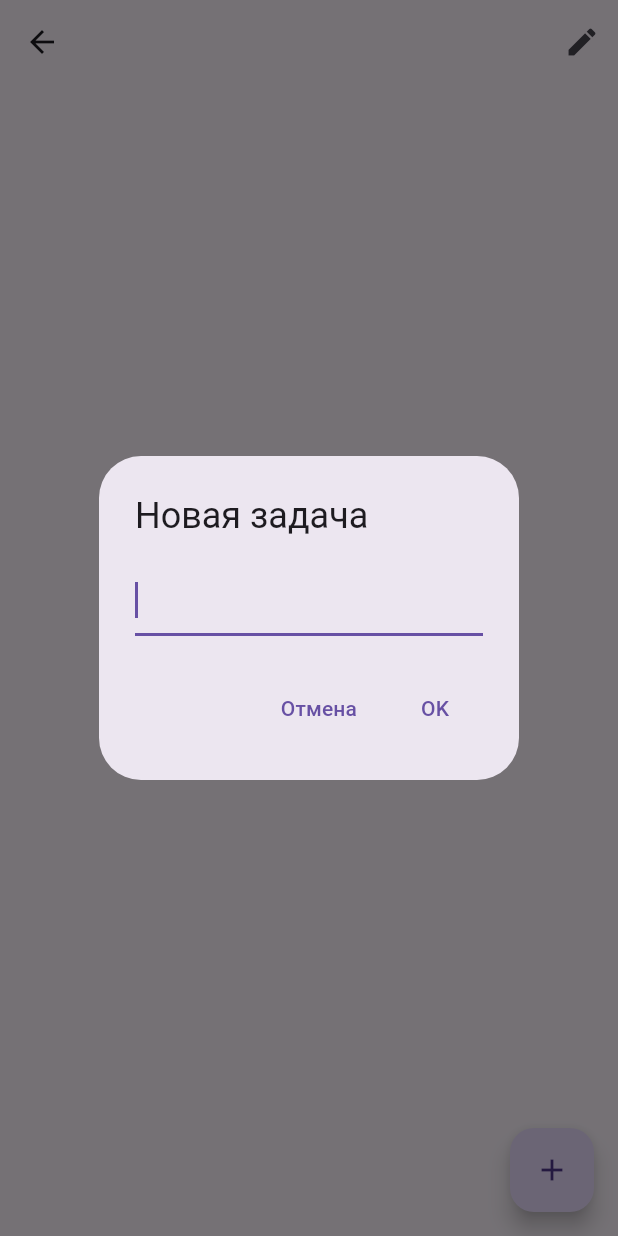
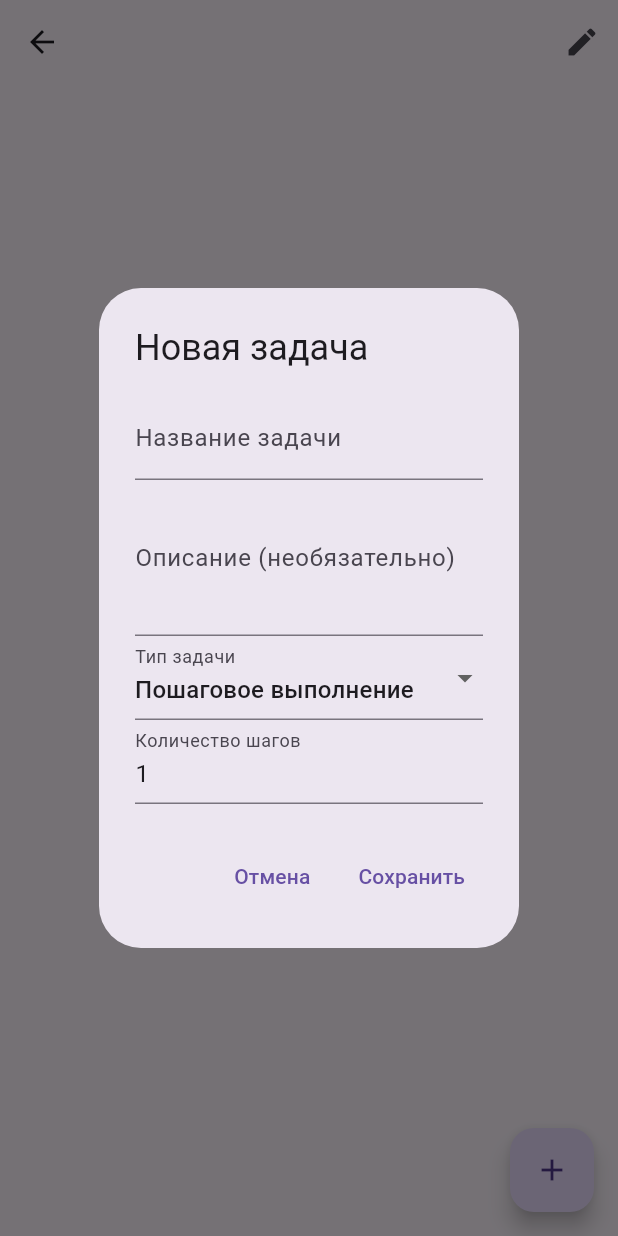
Before and after one commit to Vinillian/task_tracker, a Flutter app: the ProjectDetailScreen screen opened directly with empty values, after a tap on the "add" icon, on a phone screen of 412 x 824 dp. Run offline on Flutter 3.47's test engine with Material 3 defaults, Android fonts, the phone set to English and light mode, and no system bars; our stand-ins replace cloud_firestore, firebase_auth, firebase_core, hive, hive_flutter, share_plus; accounts and stored records are empty.

Commit message:
Add task cards enhancements: subtasks and checkboxes functionality

```diff
--- /dev/null
+++ b/lib/models/recurrence.dart
@@ -0,0 +1,74 @@
+import 'package:hive/hive.dart';
+
+part 'recurrence.g.dart';
+
+@HiveType(typeId: 5)
+class Recurrence {
+  @HiveField(0)
+  final RecurrenceType type;
+
+  @HiveField(1)
+  final int interval;
+
+  @HiveField(2)
+  final List<int> daysOfWeek;
+
+  Recurrence({
+    required this.type,
+    this.interval = 1,
+    this.daysOfWeek = const [],
+  });
+
+  Map<String, dynamic> toMap() {
+    return {
+      'type': type.toString(),
+      'interval': interval,
+      'daysOfWeek': daysOfWeek,
+    };
+  }
+
+  static Recurrence fromMap(Map<String, dynamic> data) {
+    return Recurrence(
+      type: RecurrenceType.fromString(data['type'] ?? 'daily'),
+      interval: data['interval'] ?? 1,
+      daysOfWeek: List<int>.from(data['daysOfWeek'] ?? []),
+    );
+  }
+
+  String get displayText {
+    switch (type) {
+      case RecurrenceType.daily:
+        return interval == 1 ? 'Ежедневно' : 'Каждые $interval дней';
+      case RecurrenceType.weekly:
+        return 'Еженедельно';
+      case RecurrenceType.monthly:
+        return interval == 1 ? 'Ежемесячно' : 'Каждые $interval месяцев';
+      case RecurrenceType.yearly:
+        return interval == 1 ? 'Ежегодно' : 'Каждые $interval лет';
+      case RecurrenceType.custom:
+        return 'По расписанию';
+    }
+  }
+}
+
+enum RecurrenceType {
+  daily,
+  weekly,
+  monthly,
+  yearly,
+  custom;
+
+  static RecurrenceType fromString(String value) {
+    switch (value) {
+      case 'daily': return RecurrenceType.daily;
+      case 'weekly': return RecurrenceType.weekly;
+      case 'monthly': return RecurrenceType.monthly;
+      case 'yearly': return RecurrenceType.yearly;
+      case 'custom': return RecurrenceType.custom;
+      default: return RecurrenceType.daily;
+    }
+  }
+
+  @override
+  String toString() => this.name;
+}
--- a/lib/models/task.dart
+++ b/lib/models/task.dart
@@ -1,5 +1,8 @@
 import 'subtask.dart';
 import 'package:hive/hive.dart';
+import 'task_type.dart';
+import 'recurrence.dart';
+
 part 'task.g.dart';
 
 @HiveType(typeId: 2)
@@ -16,14 +19,31 @@ class Task {
   @HiveField(3)
   final List<Subtask> subtasks;
 
-// ... остальной код ...
+  @HiveField(4)
+  final TaskType taskType;
 
+  @HiveField(5)
+  final Recurrence? recurrence;
+
+  @HiveField(6)
+  final DateTime? dueDate;
+
+  @HiveField(7)
+  final bool isCompleted;
+
+  @HiveField(8)
+  final String? description;
 
   Task({
     required this.name,
     this.completedSteps = 0,
     required this.totalSteps,
     List<Subtask>? subtasks,
+    this.taskType = TaskType.stepByStep,
+    this.recurrence,
+    this.dueDate,
+    this.isCompleted = false,
+    this.description,
   }) : subtasks = subtasks ?? [];
 
   Map<String, dynamic> toFirestore() {
@@ -32,6 +52,11 @@ class Task {
       'completedSteps': completedSteps,
       'totalSteps': totalSteps,
       'subtasks': subtasks.map((s) => s.toFirestore()).toList(),
+      'taskType': taskType.toString(),
+      'recurrence': recurrence?.toMap(),
+      'dueDate': dueDate?.toIso8601String(),
+      'isCompleted': isCompleted,
+      'description': description,
     };
   }
 
@@ -42,8 +67,16 @@ class Task {
       totalSteps: data['totalSteps'] ?? 1,
       subtasks: (data['subtasks'] as List<dynamic>?)
           ?.map((s) => Subtask.fromFirestore(s))
-          .toList() ??
-          [],
+          .toList() ?? [],
+      taskType: TaskType.fromString(data['taskType'] ?? 'stepByStep'),
+      recurrence: data['recurrence'] != null
+          ? Recurrence.fromMap(data['recurrence'])
+          : null,
+      dueDate: data['dueDate'] != null
+          ? DateTime.parse(data['dueDate'])
+          : null,
+      isCompleted: data['isCompleted'] ?? false,
+      description: data['description'],
     );
   }
 }
--- /dev/null
+++ b/lib/models/task_type.dart
@@ -0,0 +1,34 @@
+enum TaskType {
+  stepByStep,
+  checkbox;
+
+  static TaskType fromString(String value) {
+    switch (value) {
+      case 'stepByStep':
+        return TaskType.stepByStep;
+      case 'checkbox':
+        return TaskType.checkbox;
+      default:
+        return TaskType.stepByStep;
+    }
+  }
+
+  @override
+  String toString() {
+    switch (this) {
+      case TaskType.stepByStep:
+        return 'stepByStep';
+      case TaskType.checkbox:
+        return 'checkbox';
+    }
+  }
+
+  String get displayName {
+    switch (this) {
+      case TaskType.stepByStep:
+        return 'Пошаговое выполнение';
+      case TaskType.checkbox:
+        return 'Чекбокс';
+    }
+  }
+}
--- a/lib/repositories/local_repository.dart
+++ b/lib/repositories/local_repository.dart
@@ -47,6 +47,7 @@ class LocalRepository {
       if (!Hive.isAdapterRegistered(4)) {
         Hive.registerAdapter(ProgressHistoryAdapter());
       }
+
 
       // Открываем боксы
       _userBox = await Hive.openBox<AppUser>(_userBoxName);
--- a/lib/screens/project_detail_screen.dart
+++ b/lib/screens/project_detail_screen.dart
@@ -6,6 +6,7 @@ import '../services/firestore_service.dart';
 import '../services/task_service.dart';
 import '../widgets/dialogs.dart';
 import '../utils/progress_utils.dart';
+import '../widgets/task_edit_dialog.dart';
 
 class ProjectDetailScreen extends StatefulWidget {
   final Project project;
@@ -69,51 +70,36 @@ class _ProjectDetailScreenState extends State<ProjectDetailScreen> {
     }
   }
 
+  // В методе _addTask заменить вызов Dialogs.showTextInputDialog на:
   void _addTask() async {
-    final name = await Dialogs.showTextInputDialog(
+    final task = await showDialog<Task>(
       context: context,
-      title: 'Новая задача',
-      initialValue: '',
+      builder: (context) => TaskEditDialog(
+        onSave: (newTask) {
+          setState(() {
+            widget.project.tasks.add(newTask);
+          });
+          widget.onProjectUpdated(widget.project);
+        },
+      ),
     );
-    if (name != null && name.isNotEmpty) {
-      final steps = await Dialogs.showNumberInputDialog(
-        context: context,
-        title: 'Количество шагов для "$name"',
-        message: 'Введите общее количество шагов для задачи',
-      );
-
-      if (steps != null && steps > 0) {
-        setState(() {
-          widget.project.tasks.add(TaskService.createTask(name, steps));
-        });
-        widget.onProjectUpdated(widget.project);
-      }
-    }
   }
 
+  // В методе _editTask заменить вызов Dialogs.showTextInputDialog на:
   void _editTask(Task task) async {
-    final name = await Dialogs.showTextInputDialog(
+    final updatedTask = await showDialog<Task>(
       context: context,
-      title: 'Редактировать задачу',
-      initialValue: task.name,
+      builder: (context) => TaskEditDialog(
+        initialTask: task,
+        onSave: (newTask) {
+          setState(() {
+            final taskIndex = widget.project.tasks.indexOf(task);
+            widget.project.tasks[taskIndex] = newTask;
+          });
+          widget.onProjectUpdated(widget.project);
+        },
+      ),
     );
-
-    if (name != null && name.isNotEmpty) {
-      final steps = await Dialogs.showNumberInputDialog(
-        context: context,
-        title: 'Количество шагов для "$name"',
-        message: 'Текущее количество: ${task.totalSteps}',
-        initialValue: task.totalSteps.toString(),
-      );
-
-      if (steps != null && steps > 0) {
-        setState(() {
-          final taskIndex = widget.project.tasks.indexOf(task);
-          widget.project.tasks[taskIndex] = TaskService.updateTask(task, name, steps);
-        });
-        widget.onProjectUpdated(widget.project);
-      }
-    }
   }
 
   void _deleteTask(Task task) async {
--- a/lib/services/task_service.dart
+++ b/lib/services/task_service.dart
@@ -1,20 +1,42 @@
 import '../models/task.dart';
 import '../models/subtask.dart';
+import '../models/task_type.dart';
+import '../models/recurrence.dart';
 
 class TaskService {
-  static Task createTask(String name, int steps) =>
-      Task(name: name, totalSteps: steps, completedSteps: 0, subtasks: []);
+  static Task createTask({
+    required String name,
+    required int steps,
+    TaskType taskType = TaskType.stepByStep,
+    Recurrence? recurrence,
+    DateTime? dueDate,
+    String? description,
+  }) =>
+      Task(
+        name: name,
+        totalSteps: steps,
+        completedSteps: 0,
+        subtasks: [],
+        taskType: taskType,
+        recurrence: recurrence,
+        dueDate: dueDate,
+        description: description,
+      );
 
   static Subtask createSubtask(String name, int steps) =>
       Subtask(name: name, totalSteps: steps, completedSteps: 0);
 
-  // Вместо изменения существующего объекта, создаем новый
   static Task updateTask(Task oldTask, String name, int steps) {
     return Task(
       name: name,
       completedSteps: oldTask.completedSteps.clamp(0, steps),
       totalSteps: steps,
       subtasks: oldTask.subtasks,
+      taskType: oldTask.taskType,
+      recurrence: oldTask.recurrence,
+      dueDate: oldTask.dueDate,
+      isCompleted: oldTask.isCompleted,
+      description: oldTask.description,
     );
   }
 
@@ -26,17 +48,20 @@ class TaskService {
     );
   }
 
-  // Новый метод для добавления прогресса
   static Task addProgressToTask(Task task, int steps) {
     return Task(
       name: task.name,
       completedSteps: (task.completedSteps + steps).clamp(0, task.totalSteps),
       totalSteps: task.totalSteps,
       subtasks: task.subtasks,
+      taskType: task.taskType,
+      recurrence: task.recurrence,
+      dueDate: task.dueDate,
+      isCompleted: task.isCompleted,
+      description: task.description,
     );
   }
 
-  // Новый метод для добавления прогресса подзадачи
   static Subtask addProgressToSubtask(Subtask subtask, int steps) {
     return Subtask(
       name: subtask.name,
@@ -44,4 +69,18 @@ class TaskService {
       totalSteps: subtask.totalSteps,
     );
   }
+
+  static Task toggleTaskCompletion(Task task) {
+    return Task(
+      name: task.name,
+      completedSteps: task.completedSteps,
+      totalSteps: task.totalSteps,
+      subtasks: task.subtasks,
+      taskType: task.taskType,
+      recurrence: task.recurrence,
+      dueDate: task.dueDate,
+      isCompleted: !task.isCompleted,
+      description: task.description,
+    );
+  }
 }
--- /dev/null
+++ b/lib/widgets/task_edit_dialog.dart
@@ -0,0 +1,120 @@
+import 'package:flutter/material.dart';
+import '../models/task.dart';
+import '../models/task_type.dart';
+import '../models/recurrence.dart';
+
+class TaskEditDialog extends StatefulWidget {
+  final Task? initialTask;
+  final Function(Task) onSave;
+
+  const TaskEditDialog({
+    super.key,
+    this.initialTask,
+    required this.onSave,
+  });
+
+  @override
+  State<TaskEditDialog> createState() => _TaskEditDialogState();
+}
+
+class _TaskEditDialogState extends State<TaskEditDialog> {
+  final _nameController = TextEditingController();
+  final _descriptionController = TextEditingController();
+  final _stepsController = TextEditingController();
+  TaskType _selectedType = TaskType.stepByStep;
+  Recurrence? _recurrence;
+  DateTime? _dueDate;
+
+  @override
+  void initState() {
+    super.initState();
+    if (widget.initialTask != null) {
+      _nameController.text = widget.initialTask!.name;
+      _descriptionController.text = widget.initialTask!.description ?? '';
+      _stepsController.text = widget.initialTask!.totalSteps.toString();
+      _selectedType = widget.initialTask!.taskType;
+      _recurrence = widget.initialTask!.recurrence;
+      _dueDate = widget.initialTask!.dueDate;
+    } else {
+      _stepsController.text = '1';
+    }
+  }
+
+  @override
+  Widget build(BuildContext context) {
+    return AlertDialog(
+      title: Text(widget.initialTask == null ? 'Новая задача' : 'Редактировать задачу'),
+      content: SingleChildScrollView(
+        child: Column(
+          mainAxisSize: MainAxisSize.min,
+          children: [
+            TextField(
+              controller: _nameController,
+              decoration: const InputDecoration(labelText: 'Название задачи'),
+            ),
+            TextField(
+              controller: _descriptionController,
+              decoration: const InputDecoration(labelText: 'Описание (необязательно)'),
+              maxLines: 3,
+            ),
+            DropdownButtonFormField<TaskType>(
+              value: _selectedType,
+              items: TaskType.values.map((type) {
+                return DropdownMenuItem(
+                  value: type,
+                  child: Text(type.displayName),
+                );
+              }).toList(),
+              onChanged: (value) {
+                setState(() {
+                  _selectedType = value!;
+                });
+              },
+              decoration: const InputDecoration(labelText: 'Тип задачи'),
+            ),
+            if (_selectedType == TaskType.stepByStep)
+              TextField(
+                controller: _stepsController,
+                keyboardType: TextInputType.number,
+                decoration: const InputDecoration(labelText: 'Количество шагов'),
+              ),
+            // TODO: Добавить выбор периодичности и даты выполнения
+          ],
+        ),
+      ),
+      actions: [
+        TextButton(
+          onPressed: () => Navigator.pop(context),
+          child: const Text('Отмена'),
+        ),
+        TextButton(
+          onPressed: _saveTask,
+          child: const Text('Сохранить'),
+        ),
+      ],
+    );
+  }
+
+  void _saveTask() {
+    final name = _nameController.text.trim();
+    if (name.isEmpty) return;
+
+    final steps = int.tryParse(_stepsController.text) ?? 1;
+
+    final task = Task(
+      name: name,
+      totalSteps: steps,
+      completedSteps: widget.initialTask?.completedSteps ?? 0,
+      subtasks: widget.initialTask?.subtasks ?? [],
+      taskType: _selectedType,
+      recurrence: _recurrence,
+      dueDate: _dueDate,
+      description: _descriptionController.text.isEmpty
+          ? null
+          : _descriptionController.text,
+    );
+
+    widget.onSave(task);
+    Navigator.pop(context);
+  }
+}
--- a/pubspec.yaml
+++ b/pubspec.yaml
@@ -32,6 +32,7 @@ dev_dependencies:
   hive_generator: ^2.0.1 # Для генерации адаптеров
   build_runner: ^2.4.8  # Для запуска генерации кода
   analyzer: ^6.4.1 # ← ИЗМЕНИТЬ на эту версию
+  mockito: ^5.4.0  # ← ДОБАВЬТЕ ЭТУ СТРОКУ
 flutter:
   uses-material-design: true
 
```
Also changed, not shown: lib/models/recurrence.g.dart (added), lib/models/task.g.dart.
